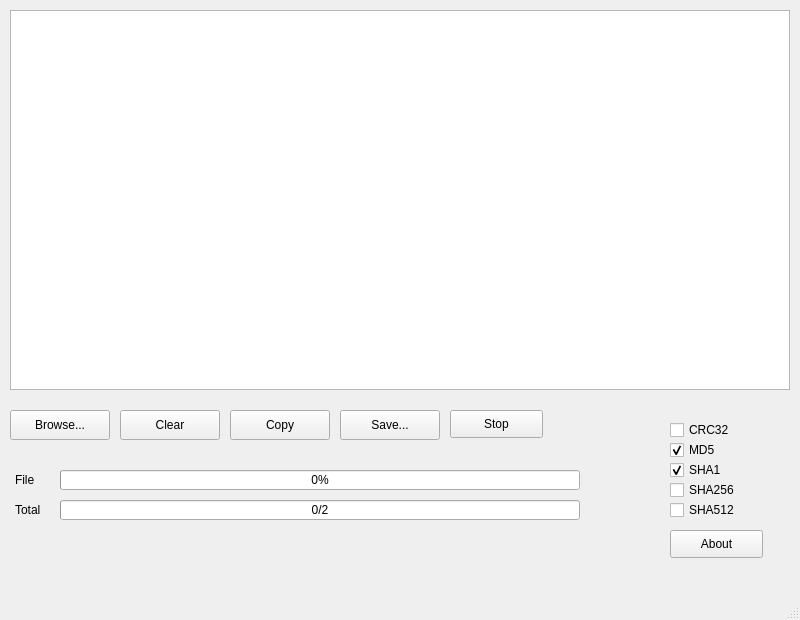
Qt form src/xhash.ui (qux-bbb/XHash) before a commit.
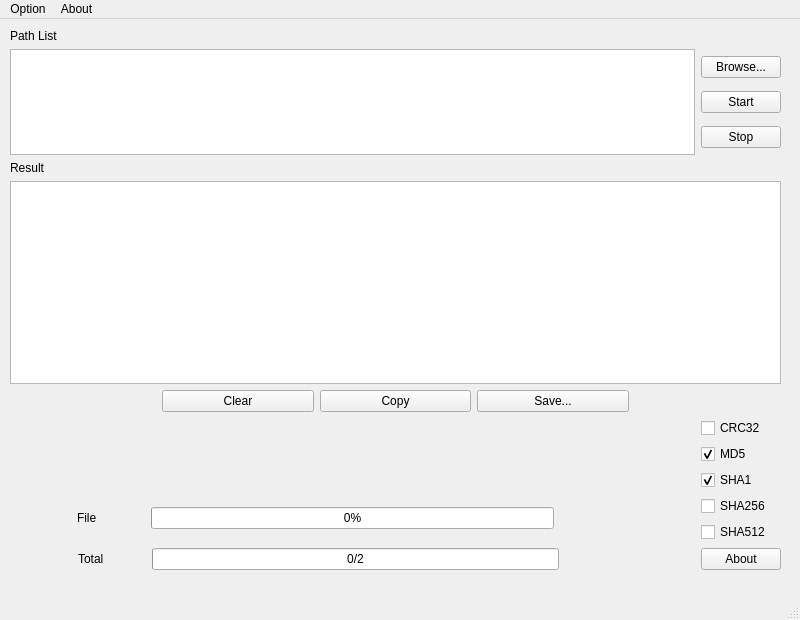
The same form after that commit.

Commit message: adjust UI, accept path from argv

The edit to the form file:
```diff
--- a/src/xhash.ui
+++ b/src/xhash.ui
@@ -32,15 +32,74 @@
    <string notr="true">XHash - Q</string>
   </property>
   <widget class="QWidget" name="centralwidget">
-   <widget class="QTextBrowser" name="textBrowser">
+   <widget class="QWidget" name="layoutWidget">
     <property name="geometry">
      <rect>
       <x>10</x>
       <y>10</y>
-      <width>780</width>
-      <height>380</height>
+      <width>771</width>
+      <height>541</height>
      </rect>
     </property>
+    <layout class="QVBoxLayout" name="verticalLayout_8" stretch="3,6,1">
+     <item>
+      <layout class="QVBoxLayout" name="verticalLayout_6">
+       <item>
+        <widget class="QLabel" name="label">
+         <property name="text">
+          <string>Path List</string>
+         </property>
+        </widget>
+       </item>
+       <item>
+        <layout class="QHBoxLayout" name="horizontalLayout_5">
+         <item>
+          <widget class="QPlainTextEdit" name="plainTextEdit">
+           <property name="toolTip">
+            <string>Drag and drop file or click &quot;Browse...&quot; button</string>
+           </property>
+          </widget>
+         </item>
+         <item>
+          <layout class="QVBoxLayout" name="verticalLayout_5">
+           <item>
+            <widget class="QPushButton" name="pushButton_browse">
+             <property name="text">
+              <string>Browse...</string>
+             </property>
+            </widget>
+           </item>
+           <item>
+            <widget class="QPushButton" name="pushButton_start">
+             <property name="text">
+              <string>Start</string>
+             </property>
+            </widget>
+           </item>
+           <item>
+            <widget class="QPushButton" name="pushButton_stop">
+             <property name="text">
+              <string>Stop</string>
+             </property>
+            </widget>
+           </item>
+          </layout>
+         </item>
+        </layout>
+       </item>
+      </layout>
+     </item>
+     <item>
+      <layout class="QVBoxLayout" name="verticalLayout_7">
+       <item>
+        <widget class="QLabel" name="label_2">
+         <property name="text">
+          <string>Result</string>
+         </property>
+        </widget>
+       </item>
+       <item>
+        <widget class="QTextBrowser" name="textBrowser">
     <property name="font">
      <font>
       <pointsize>10</pointsize>
@@ -59,80 +118,103 @@
      <bool>true</bool>
     </property>
    </widget>
-   <widget class="QPushButton" name="pushButton_browse">
-    <property name="geometry">
-     <rect>
-      <x>10</x>
-      <y>410</y>
-      <width>100</width>
-      <height>30</height>
-     </rect>
-    </property>
-    <property name="text">
-     <string>Browse...</string>
-    </property>
-   </widget>
+       </item>
+       <item>
+        <layout class="QHBoxLayout" name="horizontalLayout_3" stretch="2,2,2,2,2">
+         <item>
+          <spacer name="horizontalSpacer_3">
+           <property name="orientation">
+            <enum>Qt::Horizontal</enum>
+           </property>
+           <property name="sizeHint" stdset="0">
+            <size>
+             <width>40</width>
+             <height>20</height>
+            </size>
+           </property>
+          </spacer>
+         </item>
+         <item>
    <widget class="QPushButton" name="pushButton_clear">
-    <property name="geometry">
-     <rect>
-      <x>120</x>
-      <y>410</y>
-      <width>100</width>
-      <height>30</height>
-     </rect>
-    </property>
     <property name="text">
      <string>Clear</string>
     </property>
    </widget>
+         </item>
+         <item>
    <widget class="QPushButton" name="pushButton_copy">
-    <property name="geometry">
-     <rect>
-      <x>230</x>
-      <y>410</y>
-      <width>100</width>
-      <height>30</height>
-     </rect>
-    </property>
     <property name="text">
      <string>Copy</string>
     </property>
    </widget>
+         </item>
+         <item>
    <widget class="QPushButton" name="pushButton_save">
-    <property name="geometry">
-     <rect>
-      <x>340</x>
-      <y>410</y>
-      <width>100</width>
-      <height>30</height>
-     </rect>
-    </property>
     <property name="text">
      <string>Save...</string>
     </property>
    </widget>
-   <widget class="QPushButton" name="pushButton_stop">
-    <property name="geometry">
-     <rect>
-      <x>450</x>
-      <y>410</y>
-      <width>93</width>
-      <height>28</height>
-     </rect>
-    </property>
+         </item>
+         <item>
+          <spacer name="horizontalSpacer_2">
+           <property name="orientation">
+            <enum>Qt::Horizontal</enum>
+           </property>
+           <property name="sizeHint" stdset="0">
+            <size>
+             <width>40</width>
+             <height>20</height>
+            </size>
+           </property>
+          </spacer>
+         </item>
+        </layout>
+       </item>
+      </layout>
+     </item>
+     <item>
+      <layout class="QHBoxLayout" name="horizontalLayout_4">
+       <item>
+        <layout class="QVBoxLayout" name="verticalLayout_2" stretch="1,1">
+         <item>
+          <spacer name="verticalSpacer">
+           <property name="orientation">
+            <enum>Qt::Vertical</enum>
+           </property>
+           <property name="sizeHint" stdset="0">
+            <size>
+             <width>20</width>
+             <height>40</height>
+            </size>
+           </property>
+          </spacer>
+         </item>
+         <item>
+          <layout class="QVBoxLayout" name="verticalLayout">
+           <item>
+            <layout class="QHBoxLayout" name="horizontalLayout" stretch="1,1,6,2">
+             <item>
+              <spacer name="horizontalSpacer_4">
+               <property name="orientation">
+                <enum>Qt::Horizontal</enum>
+               </property>
+               <property name="sizeHint" stdset="0">
+                <size>
+                 <width>40</width>
+                 <height>20</height>
+                </size>
+               </property>
+              </spacer>
+             </item>
+             <item>
+              <widget class="QLabel" name="label_file">
     <property name="text">
-     <string>Stop</string>
-    </property>
-   </widget>
+                <string>File</string>
+               </property>
+              </widget>
+             </item>
+             <item>
    <widget class="QProgressBar" name="progressBar_file">
-    <property name="geometry">
-     <rect>
-      <x>60</x>
-      <y>470</y>
-      <width>520</width>
-      <height>20</height>
-     </rect>
-    </property>
     <property name="value">
      <number>0</number>
     </property>
@@ -140,15 +222,40 @@
      <string notr="true">%p%</string>
     </property>
    </widget>
+             </item>
+             <item>
+              <widget class="QLabel" name="label_hashType">
+               <property name="text">
+                <string/>
+               </property>
+              </widget>
+             </item>
+            </layout>
+           </item>
+           <item>
+            <layout class="QHBoxLayout" name="horizontalLayout_2" stretch="1,1,6,2">
+             <item>
+              <spacer name="horizontalSpacer_5">
+               <property name="orientation">
+                <enum>Qt::Horizontal</enum>
+               </property>
+               <property name="sizeHint" stdset="0">
+                <size>
+                 <width>40</width>
+                 <height>20</height>
+                </size>
+               </property>
+              </spacer>
+             </item>
+             <item>
+              <widget class="QLabel" name="label_total">
+               <property name="text">
+                <string>Total</string>
+               </property>
+              </widget>
+             </item>
+             <item>
    <widget class="QProgressBar" name="progressBar_total">
-    <property name="geometry">
-     <rect>
-      <x>60</x>
-      <y>500</y>
-      <width>520</width>
-      <height>20</height>
-     </rect>
-    </property>
     <property name="minimum">
      <number>0</number>
     </property>
@@ -162,44 +269,35 @@
      <string notr="true">%v/%m</string>
     </property>
    </widget>
-   <widget class="QLabel" name="label_file">
-    <property name="geometry">
-     <rect>
-      <x>15</x>
-      <y>470</y>
-      <width>50</width>
-      <height>20</height>
-     </rect>
-    </property>
-    <property name="text">
-     <string>File</string>
-    </property>
-   </widget>
-   <widget class="QLabel" name="label_total">
-    <property name="geometry">
-     <rect>
-      <x>15</x>
-      <y>500</y>
-      <width>50</width>
+             </item>
+             <item>
+              <spacer name="horizontalSpacer">
+               <property name="orientation">
+                <enum>Qt::Horizontal</enum>
+               </property>
+               <property name="sizeHint" stdset="0">
+                <size>
+                 <width>40</width>
       <height>20</height>
-     </rect>
-    </property>
-    <property name="text">
-     <string>Total</string>
-    </property>
-   </widget>
+                </size>
+               </property>
+              </spacer>
+             </item>
+            </layout>
+           </item>
+          </layout>
+         </item>
+        </layout>
+       </item>
+       <item>
+        <layout class="QVBoxLayout" name="verticalLayout_4">
+         <item>
+          <layout class="QVBoxLayout" name="verticalLayout_3">
+           <item>
    <widget class="QCheckBox" name="checkBox_crc32">
     <property name="enabled">
      <bool>true</bool>
     </property>
-    <property name="geometry">
-     <rect>
-      <x>670</x>
-      <y>420</y>
-      <width>90</width>
-      <height>20</height>
-     </rect>
-    </property>
     <property name="text">
      <string notr="true">CRC32</string>
     </property>
@@ -210,15 +308,9 @@
      <bool>false</bool>
     </property>
    </widget>
+           </item>
+           <item>
    <widget class="QCheckBox" name="checkBox_md5">
-    <property name="geometry">
-     <rect>
-      <x>670</x>
-      <y>440</y>
-      <width>90</width>
-      <height>20</height>
-     </rect>
-    </property>
     <property name="text">
      <string notr="true">MD5</string>
     </property>
@@ -226,15 +318,9 @@
      <bool>true</bool>
     </property>
    </widget>
+           </item>
+           <item>
    <widget class="QCheckBox" name="checkBox_sha1">
-    <property name="geometry">
-     <rect>
-      <x>670</x>
-      <y>460</y>
-      <width>90</width>
-      <height>20</height>
-     </rect>
-    </property>
     <property name="text">
      <string notr="true">SHA1</string>
     </property>
@@ -242,15 +328,9 @@
      <bool>true</bool>
     </property>
    </widget>
+           </item>
+           <item>
    <widget class="QCheckBox" name="checkBox_sha256">
-    <property name="geometry">
-     <rect>
-      <x>670</x>
-      <y>480</y>
-      <width>90</width>
-      <height>20</height>
-     </rect>
-    </property>
     <property name="text">
      <string notr="true">SHA256</string>
     </property>
@@ -258,15 +338,9 @@
      <bool>false</bool>
     </property>
    </widget>
+           </item>
+           <item>
    <widget class="QCheckBox" name="checkBox_sha512">
-    <property name="geometry">
-     <rect>
-      <x>670</x>
-      <y>500</y>
-      <width>90</width>
-      <height>20</height>
-     </rect>
-    </property>
     <property name="text">
      <string notr="true">SHA512</string>
     </property>
@@ -274,31 +348,21 @@
      <bool>false</bool>
     </property>
    </widget>
-   <widget class="QLabel" name="label_hashType">
-    <property name="geometry">
-     <rect>
-      <x>590</x>
-      <y>467</y>
-      <width>50</width>
-      <height>23</height>
-     </rect>
-    </property>
-    <property name="text">
-     <string/>
-    </property>
-   </widget>
+           </item>
+          </layout>
+         </item>
+         <item>
    <widget class="QPushButton" name="pushButton_about">
-    <property name="geometry">
-     <rect>
-      <x>670</x>
-      <y>530</y>
-      <width>93</width>
-      <height>28</height>
-     </rect>
-    </property>
     <property name="text">
      <string>About</string>
     </property>
+          </widget>
+         </item>
+        </layout>
+       </item>
+      </layout>
+     </item>
+    </layout>
    </widget>
   </widget>
   <widget class="QMenuBar" name="menubar">
@@ -310,6 +374,18 @@
      <height>26</height>
     </rect>
    </property>
+   <widget class="QMenu" name="menuOption">
+    <property name="title">
+     <string>Option</string>
+    </property>
+   </widget>
+   <widget class="QMenu" name="menuAbout">
+    <property name="title">
+     <string>About</string>
+    </property>
+   </widget>
+   <addaction name="menuOption"/>
+   <addaction name="menuAbout"/>
   </widget>
   <widget class="QStatusBar" name="statusbar"/>
  </widget>
```
Left out of the diff: 2 changed lines with no effect on the pictures. Lines whose indentation alone changed are shown as unchanged. The commit also changes 5 other files.
